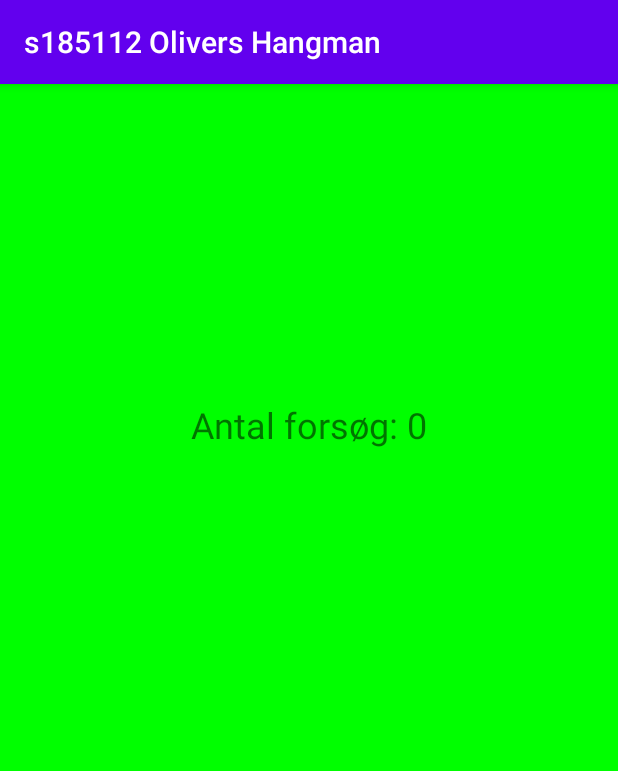
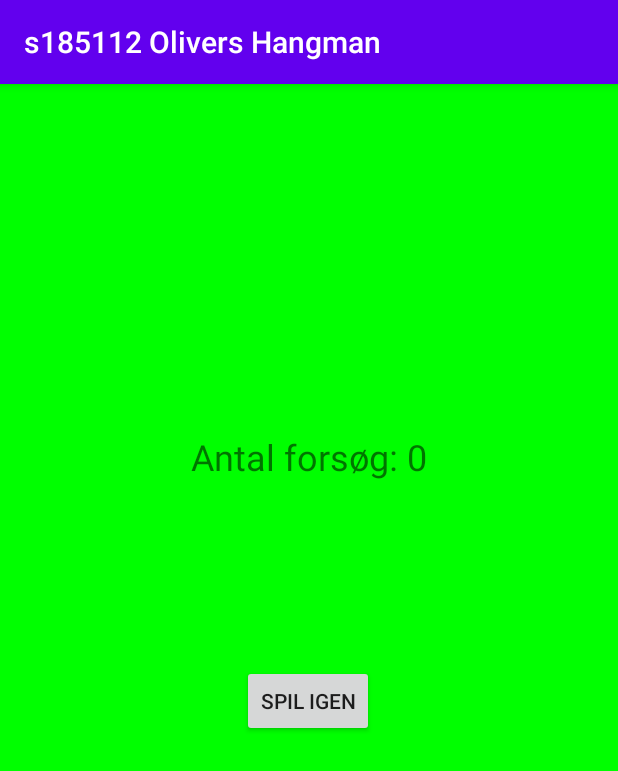
Before and after one commit to mocompres/Galgeleg, an Android app: the WinActivity screen opened directly, with no data from a screen before it, on a phone screen of 412 x 824 dp. Shown: the top 771 px of the screen. Run offline under Robolectric (Android 15) with nearby library versions, the phone set to English and light mode, and no system bars.

Commit message:
Updated some layout and added Library

```diff
--- a/app/src/main/java/com/example/galgeleg/HangmanController.java
+++ b/app/src/main/java/com/example/galgeleg/HangmanController.java
@@ -8,16 +8,16 @@ public class HangmanController {
     String guessedLetters;
     int cntWrongGuess;
 
-    HangmanController() {
+    HangmanController(String word) { // libary to read a list of words
         visiableWord = "";
-        wordToGuess = "";
+        wordToGuess = word;
         cntWrongGuess = 0;
         guessedLetters = "";
     }
 
     public void startGame() {
         // TODO: get word to guess import from a libary
-        wordToGuess = "hangman";
+        //wordToGuess = "hangman";
         constructVisiableWord();
     }
 
--- a/app/src/main/java/com/example/galgeleg/MainActivity.java
+++ b/app/src/main/java/com/example/galgeleg/MainActivity.java
@@ -14,9 +14,10 @@ import java.lang.reflect.Field;
 
 public class MainActivity extends AppCompatActivity{
 
+    Library lib;
     static Button[] letterBTN = new Button[29];
     //static Galgelogik game = new Galgelogik();
-    static HangmanController hGame = new HangmanController();
+    static HangmanController hGame;
     TextView textViewWordToDisplay;
     ImageView imageView;
 
@@ -26,6 +27,8 @@ public class MainActivity extends AppCompatActivity{
         setContentView(R.layout.activity_main);
         loadBTN();
 
+        lib = new Library();
+        hGame  = new HangmanController(lib.getRandomWord());
         //game.muligeOrd.clear();
         //game.muligeOrd.add("skovsnegl");
 
--- a/app/src/main/res/layout/activity_win.xml
+++ b/app/src/main/res/layout/activity_win.xml
@@ -5,20 +5,32 @@
     android:id="@+id/mainlayer"
     android:layout_width="match_parent"
     android:layout_height="match_parent"
-    tools:context=".EndOfGame">
+    tools:context=".WinActivity">
 
+
+    <Button
+        android:id="@+id/playBTN"
+        android:layout_width="wrap_content"
+        android:layout_height="wrap_content"
+        android:layout_marginBottom="244dp"
+        android:onClick="playAgain"
+        android:text="Spil igen"
+        app:layout_constraintBottom_toBottomOf="parent"
+        app:layout_constraintEnd_toEndOf="parent"
+        app:layout_constraintHorizontal_bias="0.498"
+        app:layout_constraintStart_toStartOf="parent"
+        app:layout_constraintTop_toBottomOf="@+id/textView" />
 
     <TextView
         android:id="@+id/textView"
         android:layout_width="351dp"
-        android:layout_height="65dp"
+        android:layout_height="66dp"
+        android:layout_marginTop="232dp"
         android:text="TextView"
         android:textAlignment="center"
         android:textSize="24sp"
-        app:layout_constraintBottom_toBottomOf="parent"
         app:layout_constraintEnd_toEndOf="parent"
         app:layout_constraintStart_toStartOf="parent"
-        app:layout_constraintTop_toTopOf="parent"
-        app:layout_constraintVertical_bias="0.3" />
+        app:layout_constraintTop_toTopOf="parent" />
 
 </androidx.constraintlayout.widget.ConstraintLayout>
```
Also changed, not shown: app/src/main/java/com/example/galgeleg/Library.java (added, +37 -0 lines), app/src/main/java/com/example/galgeleg/LostActivity.java (+8 -0 lines), app/src/main/java/com/example/galgeleg/WinActivity.java (+10 -0 lines), app/src/main/res/layout/activity_lost.xml (+16 -4 lines).
